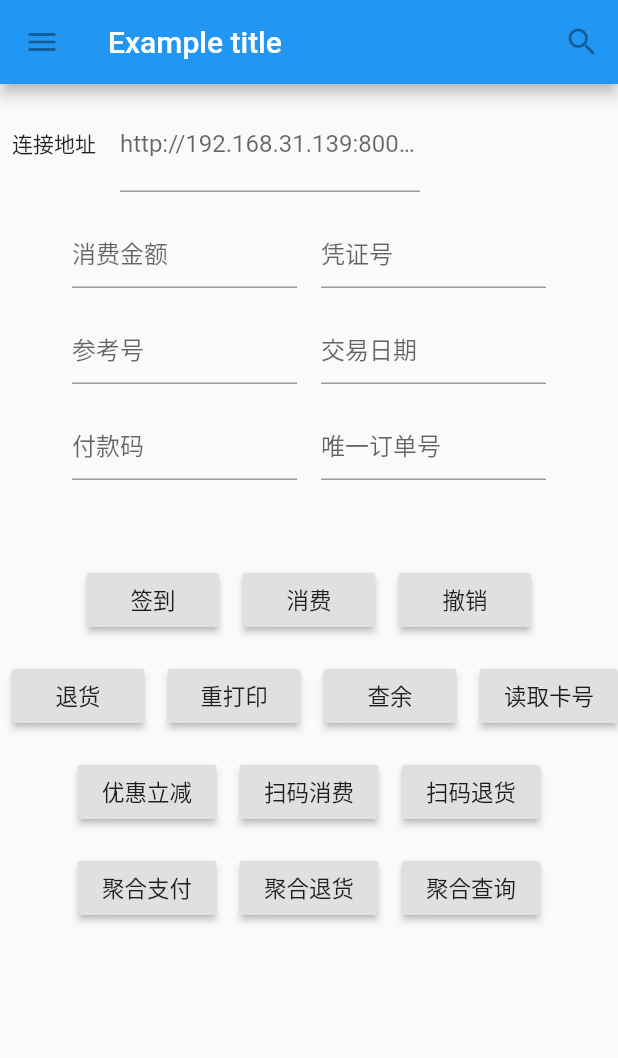
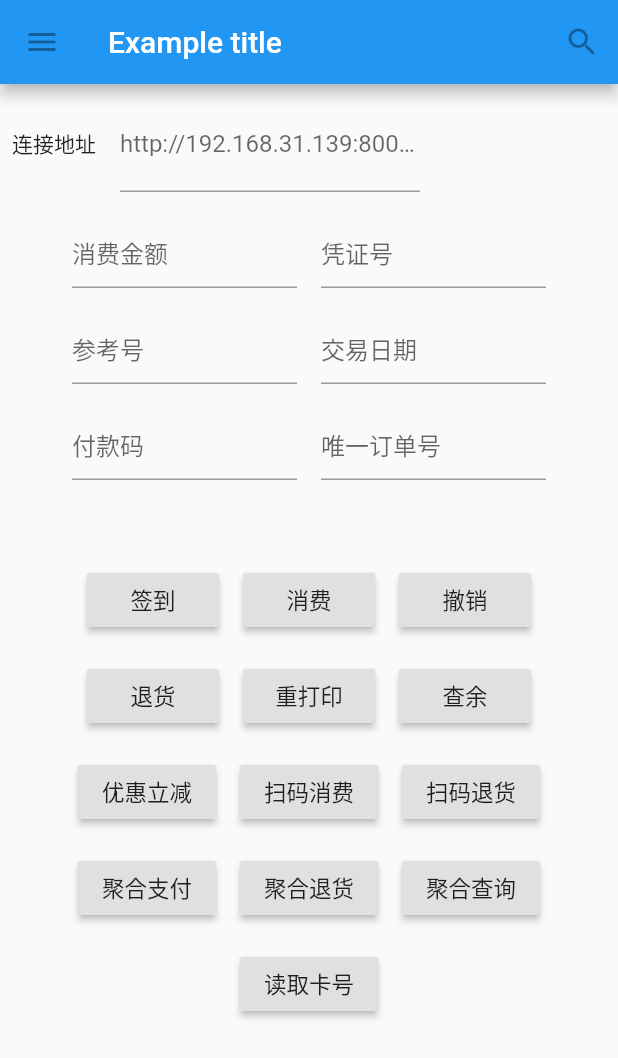
Before and after one commit to liaobinge/flutter_app, a Flutter app: the screen it shows after launch, on a phone screen of 412 x 824 dp. Shown: the top 1058 px of the screen. Run offline on Flutter 3.47's test engine with Material 2 defaults, Android fonts, the phone set to English and light mode, and no system bars; our stand-ins replace dio, fluttertoast.

Commit message:
777777777777777777777777777777777777

```diff
--- a/lib/main.dart
+++ b/lib/main.dart
@@ -407,19 +407,6 @@ class _MyHomePageState extends State<MyHomePage> {
                   child: const Text('查余', style: TextStyle(fontSize: 15)),
                 ),
               ),
-              Padding(
-                padding: new EdgeInsets.all(8.0),
-                child: RaisedButton(
-                  onPressed: () {
-                    postJSON({
-                      "transId": "读取卡号",
-                      "appName": appName,
-                      "projectTag": "SliverStoneCloudPay"
-                    });
-                  },
-                  child: const Text('读取卡号', style: TextStyle(fontSize: 15)),
-                ),
-              ),
             ],
           ),
           Row(
@@ -555,6 +542,26 @@ class _MyHomePageState extends State<MyHomePage> {
               ),
             ],
           ),
+          Row(
+            mainAxisSize: MainAxisSize.max,
+            mainAxisAlignment: MainAxisAlignment.center,
+            crossAxisAlignment: CrossAxisAlignment.start,
+            children: <Widget>[
+              Padding(
+                padding: new EdgeInsets.all(8.0),
+                child: RaisedButton(
+                  onPressed: () {
+                    postJSON({
+                      "transId": "读取卡号",
+                      "appName": appName,
+                      "projectTag": "SliverStoneCloudPay"
+                    });
+                  },
+                  child: const Text('读取卡号', style: TextStyle(fontSize: 15)),
+                ),
+              ),
+            ],
+          ),
         ],
       ),
     );
```
